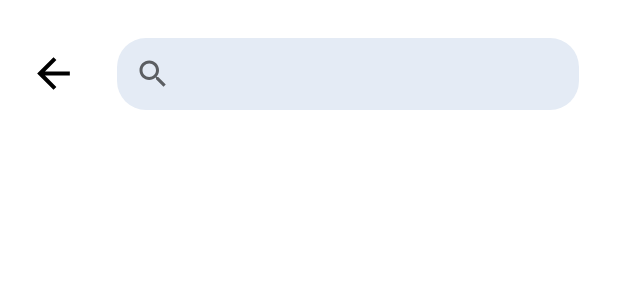
After one commit to longbieu987/MeetingApp, an Android app: the layout activity_messenger.xml on its own in the app's theme, with its tools: preview values and no code run, on a phone screen of 412 x 824 dp. The commit adds this screen. Shown: the top 300 px of the screen. Run offline under Robolectric (Android 15) with nearby library versions, the light colour scheme and no system bars.

Commit message:
add messenger

```diff
--- a/app/build.gradle
+++ b/app/build.gradle
@@ -79,4 +79,6 @@ dependencies {
     implementation 'androidx.viewpager2:viewpager2:1.1.0-alpha01'
     //Neumorphism
     implementation 'com.github.fornewid:neumorphism:0.3.0'
+    //CircleImage
+    implementation 'de.hdodenhof:circleimageview:3.1.0'
 }
--- a/app/src/main/AndroidManifest.xml
+++ b/app/src/main/AndroidManifest.xml
@@ -3,7 +3,8 @@
     xmlns:tools="http://schemas.android.com/tools"
     package="com.example.meetingapp">
 
-    <uses-permission android:name="android.permission.INTERNET"/>
+    <uses-permission android:name="android.permission.INTERNET" />
+
     <application
         android:allowBackup="true"
         android:icon="@mipmap/ic_launcher"
@@ -12,6 +13,8 @@
         android:supportsRtl="true"
         android:theme="@style/Theme.MeetingApp"
         tools:ignore="AllowBackup">
+        <activity android:name=".activities.MessengerActivity"></activity>
+
         <service
             android:name=".service.MessagingService"
             android:exported="false">
@@ -19,6 +22,7 @@
                 <action android:name="com.google.firebase.MESSAGING_EVENT" />
             </intent-filter>
         </service>
+
         <meta-data
             android:name="com.google.firebase.messaging.default_notification_channel_id"
             android:value="@string/default_notification_channel_id" />
--- /dev/null
+++ b/app/src/main/res/drawable/background_search_view.xml
@@ -0,0 +1,7 @@
+<?xml version="1.0" encoding="utf-8"?>
+<shape xmlns:android="http://schemas.android.com/apk/res/android"
+    android:shape="rectangle">
+    <corners android:radius="@dimen/_15sdp"/>
+    <solid android:color="@color/background"/>
+
+</shape>
--- /dev/null
+++ b/app/src/main/res/layout/activity_messenger.xml
@@ -0,0 +1,34 @@
+<?xml version="1.0" encoding="utf-8"?>
+<androidx.constraintlayout.widget.ConstraintLayout xmlns:android="http://schemas.android.com/apk/res/android"
+    xmlns:app="http://schemas.android.com/apk/res-auto"
+    xmlns:tools="http://schemas.android.com/tools"
+    android:layout_width="match_parent"
+    android:layout_height="match_parent"
+    tools:context=".activities.MessengerActivity">
+
+    <ImageView
+        android:id="@+id/btnBack"
+        android:layout_width="@dimen/_25sdp"
+        android:layout_height="@dimen/_25sdp"
+        app:layout_constraintStart_toStartOf="parent"
+        app:layout_constraintTop_toTopOf="parent"
+        android:contentDescription="@string/app_name"
+        android:layout_marginTop="@dimen/_25sdp"
+        android:layout_marginStart="@dimen/_15sdp"
+        android:background="@drawable/ic_back"
+        android:backgroundTint="@color/black"/>
+
+    <androidx.appcompat.widget.SearchView
+        android:id="@+id/searchViewMessenger"
+        android:layout_width="0dp"
+        android:layout_height="wrap_content"
+        app:layout_constraintStart_toEndOf="@id/btnBack"
+        app:layout_constraintEnd_toEndOf="parent"
+        android:layout_marginStart="@dimen/_20sdp"
+        android:layout_marginEnd="@dimen/_20sdp"
+        app:layout_constraintTop_toTopOf="@id/btnBack"
+        app:layout_constraintBottom_toBottomOf="@id/btnBack"
+        android:textAlignment="textStart"
+        android:background="@drawable/background_search_view"
+        />
+</androidx.constraintlayout.widget.ConstraintLayout>
--- a/app/src/main/res/values/strings.xml
+++ b/app/src/main/res/values/strings.xml
@@ -14,4 +14,5 @@
     <!-- TODO: Remove or change this placeholder text -->
     <string name="hello_blank_fragment">Hello blank fragment</string>
     <string name="personal">Personal</string>
+    <string name="video_call">Video Call</string>
 </resources>
```
Also changed, not shown: app/src/main/java/com/example/meetingapp/activities/MainActivity.kt (+24 -20 lines), app/src/main/java/com/example/meetingapp/activities/MessengerActivity.kt (added, +26 -0 lines), app/src/main/java/com/example/meetingapp/fragments/HomeFragment.kt (+17 -2 lines), app/src/main/res/layout/activity_main.xml (+21 -2 lines), app/src/main/res/layout/fragment_home.xml (+59 -14 lines), app/src/main/res/layout/fragment_personal.xml (+36 -6 lines).
